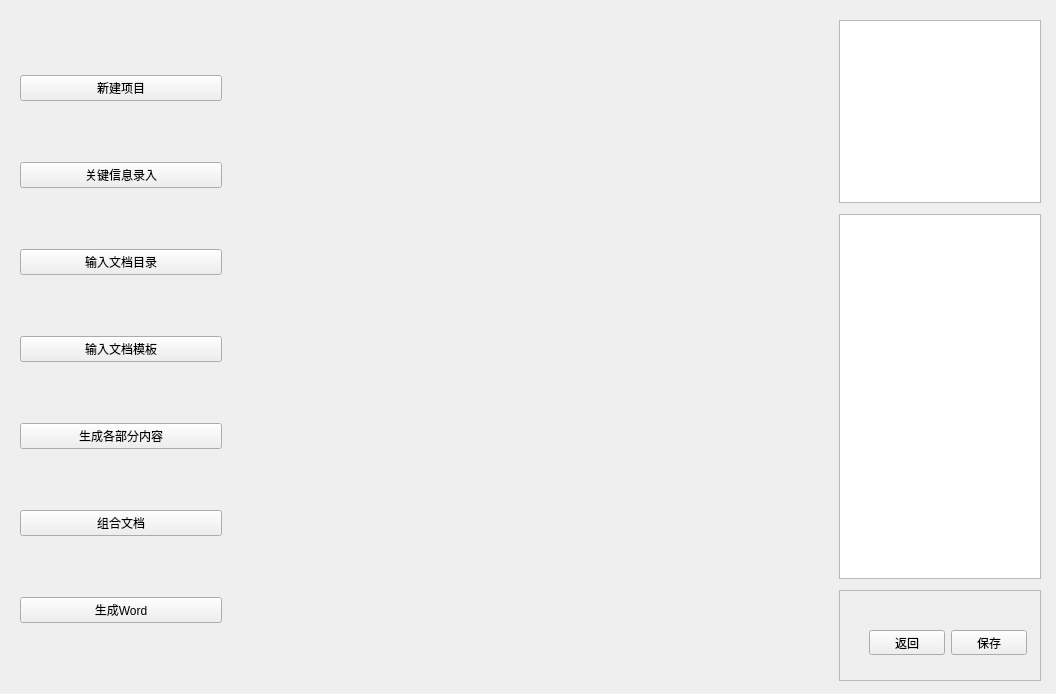
Qt form ui/quick_bid.ui (bianjunkai/Quickbid) before a commit.
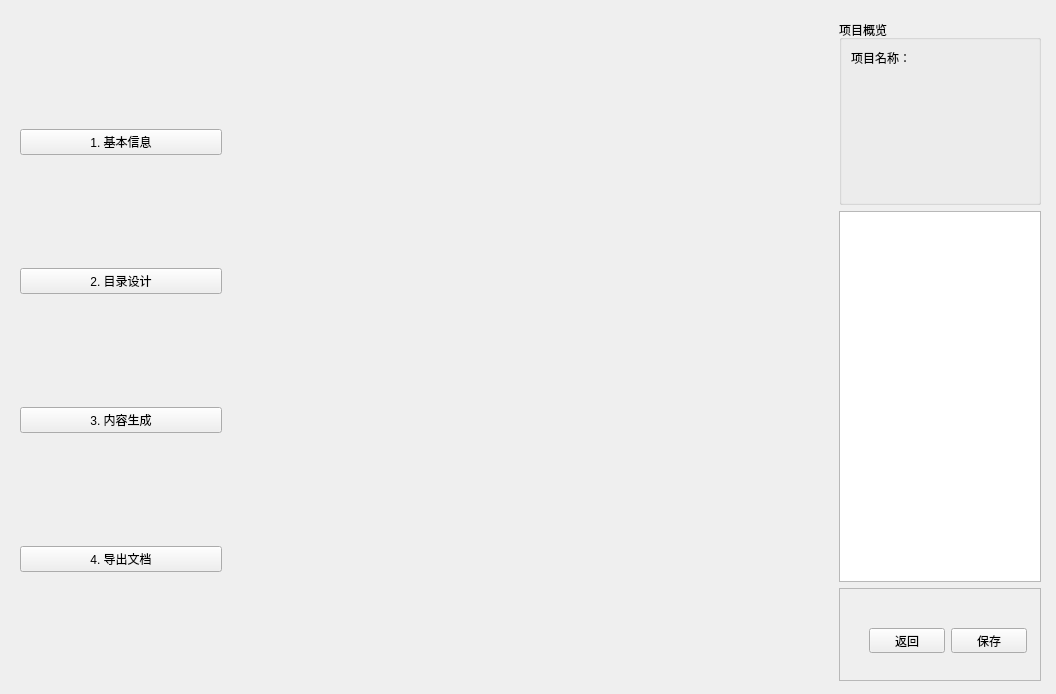
The same form after that commit.

Commit message: 项目基本信息页面完成

The edit to the form file:
```diff
--- a/ui/quick_bid.ui
+++ b/ui/quick_bid.ui
@@ -26,57 +26,37 @@
     <item>
      <layout class="QVBoxLayout" name="verticalLayout">
       <property name="spacing">
-       <number>6</number>
+                            <number>4</number>
       </property>
       <item>
        <widget class="QPushButton" name="pushButton_6">
         <property name="text">
-         <string>新建项目</string>
+                                    <string>1. 基本信息</string>
         </property>
        </widget>
       </item>
       <item>
        <widget class="QPushButton" name="pushButton_8">
         <property name="text">
-         <string>关键信息录入</string>
+                                    <string>2. 目录设计</string>
         </property>
        </widget>
       </item>
       <item>
        <widget class="QPushButton" name="pushButton_7">
         <property name="text">
-         <string>输入文档目录</string>
+                                    <string>3. 内容生成</string>
         </property>
        </widget>
       </item>
       <item>
        <widget class="QPushButton" name="pushButton_5">
         <property name="text">
-         <string>输入文档模板</string>
+                                    <string>4. 导出文档</string>
         </property>
        </widget>
       </item>
-      <item>
-       <widget class="QPushButton" name="pushButton_4">
-        <property name="text">
-         <string>生成各部分内容</string>
-        </property>
-       </widget>
-      </item>
-      <item>
-       <widget class="QPushButton" name="pushButton_3">
-        <property name="text">
-         <string>组合文档</string>
-        </property>
-       </widget>
-      </item>
-      <item>
-       <widget class="QPushButton" name="pushButton_2">
-        <property name="text">
-         <string>生成Word</string>
-        </property>
-       </widget>
-      </item>
+
      </layout>
     </item>
     <item>
@@ -91,12 +71,25 @@
     </item>
     <item>
      <layout class="QVBoxLayout" name="verticalLayout_2" stretch="2,4,1">
-      <property name="spacing">
-       <number>11</number>
-      </property>
       <item>
-       <widget class="QListView" name="listView"/>
-      </item>
+                            <widget class="QGroupBox" name="groupBox_info">
+                                <property name="title">
+                                    <string>项目概览</string>
+                                </property>
+                                <layout class="QFormLayout" name="formLayout">
+                                    <item row="0" column="0">
+                                        <widget class="QLabel" name="label_project_name">
+                                            <property name="text">
+                                                <string>项目名称：</string>
+                                            </property>
+                                        </widget>
+                                    </item>
+                                    <item row="0" column="1">
+                                        <widget class="QLabel" name="lbl_project_name" />
+                                    </item>
+                                </layout>
+                            </widget>
+                        </item>
       <item>
        <widget class="QTreeView" name="treeView"/>
       </item>
```
Left out of the diff: 16 changed lines with no effect on the pictures. Lines whose indentation alone changed are shown as unchanged. The commit also changes 9 other files.
